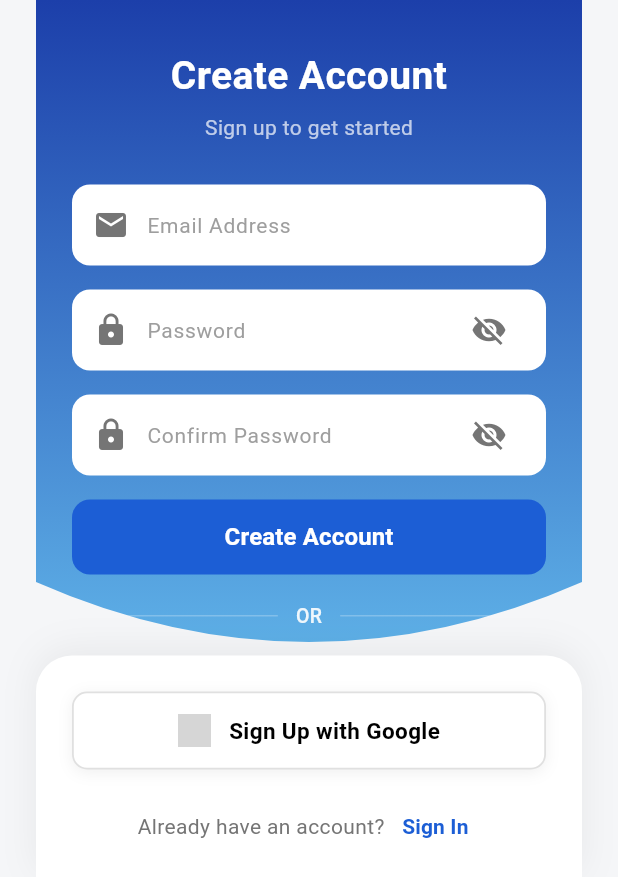
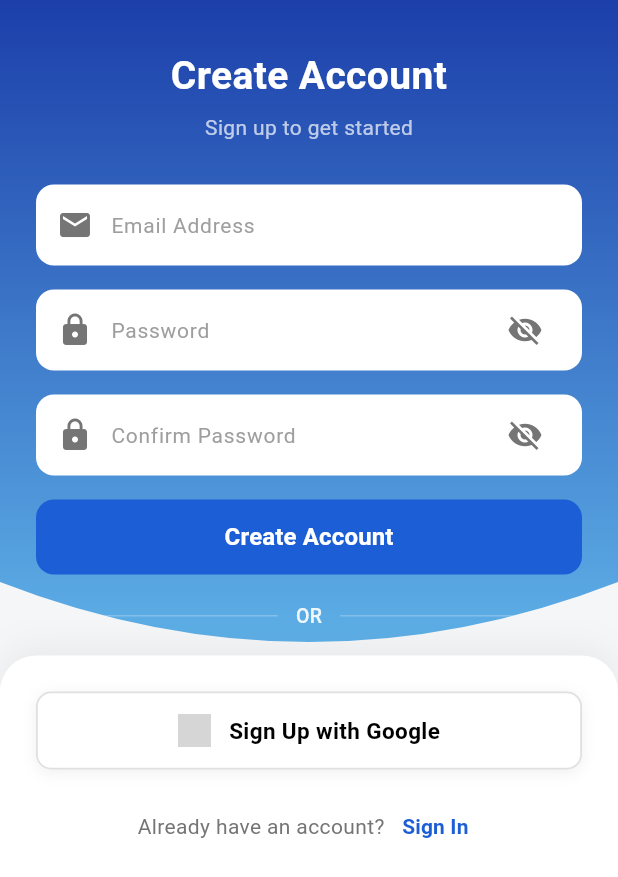
Before and after one commit to YourAfterSpace/YourAfterSpace_UI, a Flutter app: the screen it shows after launch, after a tap on "Create Account", on a phone screen of 412 x 824 dp. Shown: the top 877 px of the screen. Run offline on Flutter 3.47's test engine with Material 3 defaults, Android fonts, the phone set to English and light mode, and no system bars; missing offline and left inert: amplify_auth_cognito, amplify_flutter; network calls fail; grey boxes are pictures that could not be loaded.

Commit message:
Fix responsive layout: full-width login and signup, align with forgot password page
Co-authored-by: Cursor <cursoragent@cursor.com>

```diff
--- a/lib/auth/login_page.dart
+++ b/lib/auth/login_page.dart
@@ -90,8 +90,8 @@ class _LoginPageState extends State<LoginPage> {
           : SingleChildScrollView(
               padding: EdgeInsets.only(
                 top: padding.top,
-                left: padding.left + horizontalPadding,
-                right: padding.right + horizontalPadding,
+                left: padding.left,
+                right: padding.right,
                 bottom: viewInsets.bottom + padding.bottom + 24,
               ),
               child: Column(
--- a/lib/auth/signup_page.dart
+++ b/lib/auth/signup_page.dart
@@ -116,8 +116,8 @@ class _SignUpPageState extends State<SignUpPage> {
           : SingleChildScrollView(
               padding: EdgeInsets.only(
                 top: padding.top,
-                left: padding.left + horizontalPadding,
-                right: padding.right + horizontalPadding,
+                left: padding.left,
+                right: padding.right,
                 bottom: viewInsets.bottom + padding.bottom + 24,
               ),
               child: Column(
```
